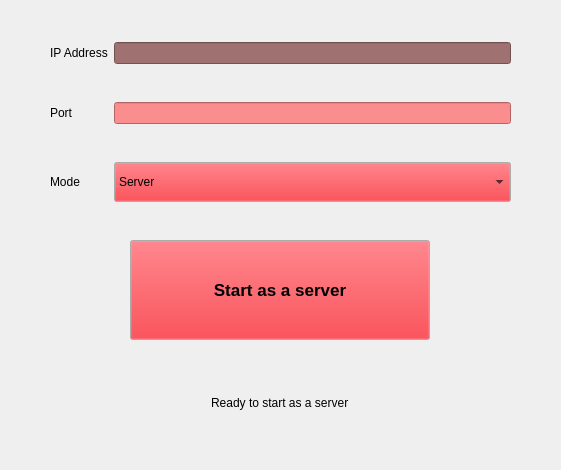
The window that main.ui (Blackth01/sync-clipboard) describes before a commit, drawn with Qt 5.
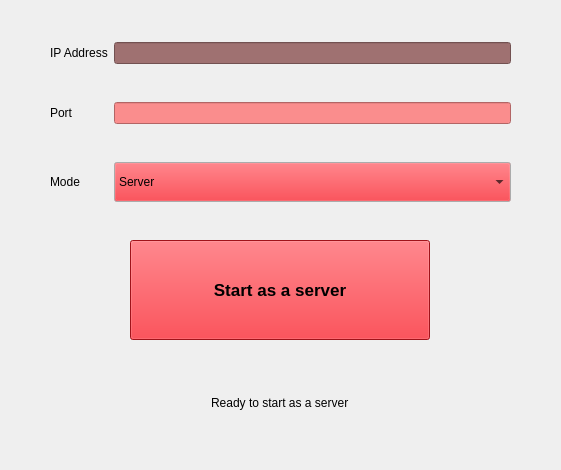
The same window after the commit.

Commit message: Little adjustments on the stylesheets

What changed in the file:
```diff
--- a/main.ui
+++ b/main.ui
@@ -94,6 +94,9 @@
          <bold>true</bold>
         </font>
        </property>
+       <property name="styleSheet">
+        <string notr="true">background-color: #e01b24;</string>
+       </property>
        <property name="text">
         <string>Start as a server</string>
        </property>
```
